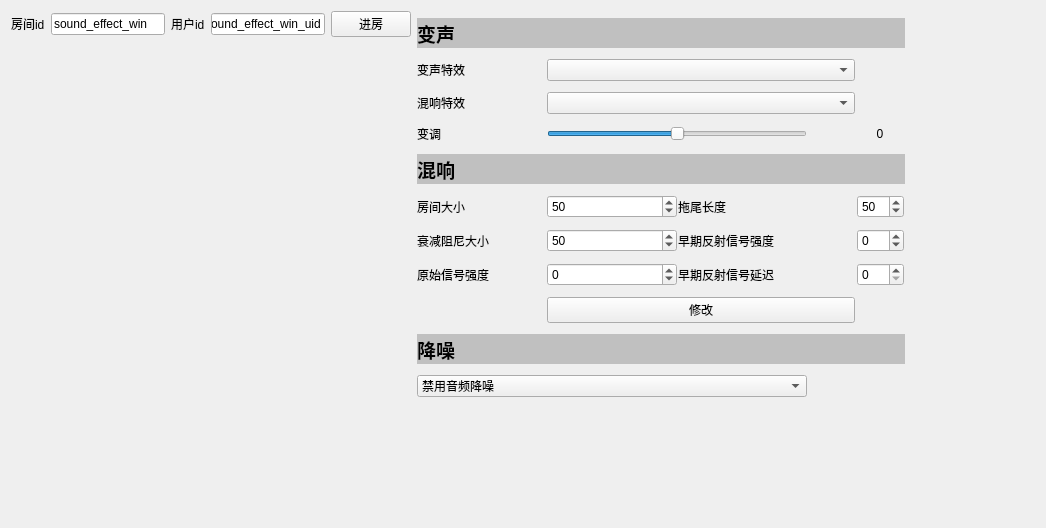
First picture: the form in Windows/src/Advanced/SoundEffects/SoundEffectsWidget.ui, repository volcengine/VolcEngineRTC, before the edit.
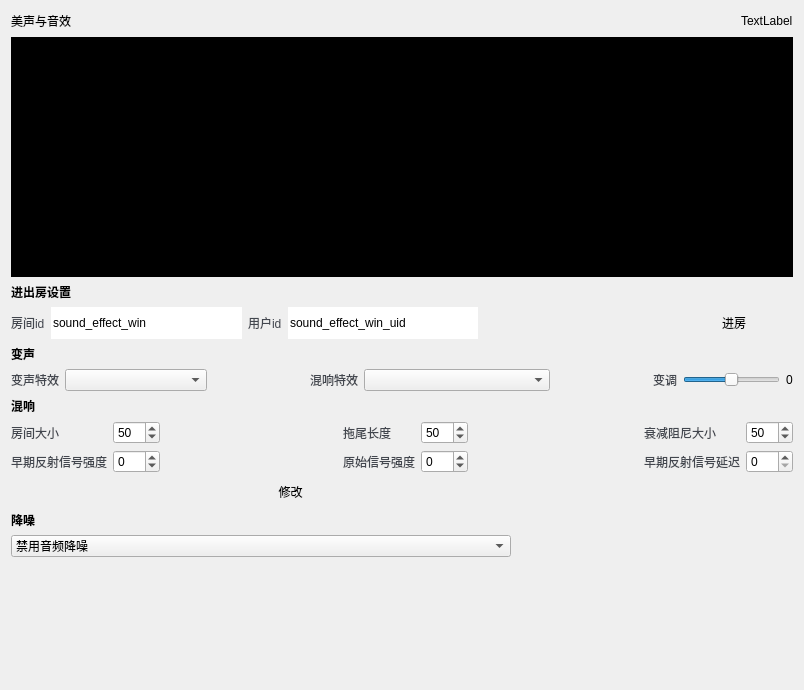
Second picture: the form after the edit. Icons and pictures are not drawn. Custom widgets are drawn as their Qt base class.

The edit to the form file:
```diff
--- a/Windows/src/Advanced/SoundEffects/SoundEffectsWidget.ui
+++ b/Windows/src/Advanced/SoundEffects/SoundEffectsWidget.ui
@@ -6,25 +6,175 @@
    <rect>
     <x>0</x>
     <y>0</y>
-    <width>1046</width>
-    <height>518</height>
+    <width>804</width>
+    <height>690</height>
    </rect>
   </property>
   <property name="windowTitle">
    <string>Form</string>
   </property>
-  <layout class="QVBoxLayout" name="verticalLayout_3">
-   <item>
-    <layout class="QHBoxLayout" name="horizontalLayout_3">
-     <property name="rightMargin">
-      <number>5</number>
-     </property>
-     <item>
-      <layout class="QVBoxLayout" name="verticalLayout_2">
+  <layout class="QVBoxLayout" name="verticalLayout">
+   <property name="spacing">
+    <number>6</number>
+   </property>
        <item>
         <layout class="QHBoxLayout" name="horizontalLayout">
          <item>
+      <widget class="QLabel" name="label_title">
+       <property name="text">
+        <string>美声与音效</string>
+       </property>
+      </widget>
+     </item>
+     <item>
+      <spacer name="horizontalSpacer">
+       <property name="orientation">
+        <enum>Qt::Horizontal</enum>
+       </property>
+       <property name="sizeHint" stdset="0">
+        <size>
+         <width>40</width>
+         <height>20</height>
+        </size>
+       </property>
+      </spacer>
+     </item>
+     <item>
+      <widget class="QLabel" name="label_2">
+       <property name="minimumSize">
+        <size>
+         <width>18</width>
+         <height>18</height>
+        </size>
+       </property>
+       <property name="maximumSize">
+        <size>
+         <width>18</width>
+         <height>18</height>
+        </size>
+       </property>
+       <property name="text">
+        <string/>
+       </property>
+       <property name="pixmap">
+        <pixmap resource="../../../resources.qrc">:/img/Resources/ui/document.png</pixmap>
+       </property>
+       <property name="scaledContents">
+        <bool>true</bool>
+       </property>
+      </widget>
+     </item>
+     <item>
+      <widget class="QLabel" name="label_3">
+       <property name="text">
+        <string>TextLabel</string>
+       </property>
+      </widget>
+     </item>
+    </layout>
+   </item>
+   <item>
+    <widget class="QWidget" name="widget_2" native="true">
+     <property name="minimumSize">
+      <size>
+       <width>0</width>
+       <height>240</height>
+      </size>
+     </property>
+     <property name="maximumSize">
+      <size>
+       <width>16777215</width>
+       <height>240</height>
+      </size>
+     </property>
+     <property name="styleSheet">
+      <string notr="true">background-color: rgb(0, 0, 0);</string>
+     </property>
+     <layout class="QHBoxLayout" name="horizontalLayout_6">
+      <property name="spacing">
+       <number>0</number>
+      </property>
+      <property name="leftMargin">
+       <number>12</number>
+      </property>
+      <property name="topMargin">
+       <number>0</number>
+      </property>
+      <property name="rightMargin">
+       <number>12</number>
+      </property>
+      <property name="bottomMargin">
+       <number>0</number>
+      </property>
+      <item>
+       <layout class="QHBoxLayout" name="horizontalLayout_3">
+        <item>
+         <spacer name="horizontalSpacer_3">
+          <property name="orientation">
+           <enum>Qt::Horizontal</enum>
+          </property>
+          <property name="sizeHint" stdset="0">
+           <size>
+            <width>40</width>
+            <height>20</height>
+           </size>
+          </property>
+         </spacer>
+        </item>
+        <item>
+         <widget class="UserWidget" name="widget_user" native="true">
+          <property name="minimumSize">
+           <size>
+            <width>320</width>
+            <height>240</height>
+           </size>
+          </property>
+          <property name="maximumSize">
+           <size>
+            <width>320</width>
+            <height>240</height>
+           </size>
+          </property>
+         </widget>
+        </item>
+        <item>
+         <spacer name="horizontalSpacer_4">
+          <property name="orientation">
+           <enum>Qt::Horizontal</enum>
+          </property>
+          <property name="sizeHint" stdset="0">
+           <size>
+            <width>40</width>
+            <height>20</height>
+           </size>
+          </property>
+         </spacer>
+        </item>
+       </layout>
+      </item>
+     </layout>
+    </widget>
+   </item>
+   <item>
+    <widget class="QLabel" name="label_t1">
+     <property name="font">
+      <font>
+       <pointsize>9</pointsize>
+       <bold>true</bold>
+      </font>
+     </property>
+     <property name="text">
+      <string>进出房设置</string>
+     </property>
+    </widget>
+   </item>
+   <item>
+    <layout class="QHBoxLayout" name="horizontalLayout_2">
+     <item>
           <widget class="QLabel" name="label_17">
+       <property name="styleSheet">
+        <string notr="true">QLabel{color:#42464E; background-color:transparent;}</string>
+       </property>
            <property name="text">
             <string>房间id</string>
            </property>
@@ -32,13 +182,31 @@
          </item>
          <item>
           <widget class="QLineEdit" name="lineEdit_room">
+       <property name="minimumSize">
+        <size>
+         <width>0</width>
+         <height>32</height>
+        </size>
+       </property>
+       <property name="maximumSize">
+        <size>
+         <width>16777215</width>
+         <height>32</height>
+        </size>
+       </property>
            <property name="text">
             <string>sound_effect_win</string>
            </property>
+       <property name="frame">
+        <bool>false</bool>
+       </property>
           </widget>
          </item>
          <item>
           <widget class="QLabel" name="label_18">
+       <property name="styleSheet">
+        <string notr="true">QLabel{color:#42464E; background-color:transparent;}</string>
+       </property>
            <property name="text">
             <string>用户id</string>
            </property>
@@ -46,127 +214,65 @@
          </item>
          <item>
           <widget class="QLineEdit" name="lineEdit_uid">
+       <property name="minimumSize">
+        <size>
+         <width>142</width>
+         <height>32</height>
+        </size>
+       </property>
+       <property name="maximumSize">
+        <size>
+         <width>16777215</width>
+         <height>32</height>
+        </size>
+       </property>
            <property name="text">
             <string>sound_effect_win_uid</string>
            </property>
-          </widget>
-         </item>
+       <property name="frame">
+        <bool>false</bool>
+       </property>
+      </widget>
+     </item>
+     <item>
+      <spacer name="horizontalSpacer_2">
+       <property name="orientation">
+        <enum>Qt::Horizontal</enum>
+       </property>
+       <property name="sizeHint" stdset="0">
+        <size>
+         <width>40</width>
+         <height>20</height>
+        </size>
+       </property>
+      </spacer>
+     </item>
          <item>
           <widget class="QPushButton" name="btn_joinroom">
+       <property name="minimumSize">
+        <size>
+         <width>118</width>
+         <height>32</height>
+        </size>
+       </property>
+       <property name="maximumSize">
+        <size>
+         <width>118</width>
+         <height>32</height>
+        </size>
+       </property>
            <property name="text">
             <string>进房</string>
            </property>
-          </widget>
-         </item>
-        </layout>
-       </item>
-       <item>
-        <layout class="QHBoxLayout" name="horizontalLayout_2">
-         <item>
-          <spacer name="horizontalSpacer">
-           <property name="orientation">
-            <enum>Qt::Horizontal</enum>
-           </property>
-           <property name="sizeHint" stdset="0">
-            <size>
-             <width>40</width>
-             <height>20</height>
-            </size>
-           </property>
-          </spacer>
-         </item>
-         <item>
-          <layout class="QVBoxLayout" name="verticalLayout">
-           <item>
-            <spacer name="verticalSpacer">
-             <property name="orientation">
-              <enum>Qt::Vertical</enum>
-             </property>
-             <property name="sizeHint" stdset="0">
-              <size>
-               <width>20</width>
-               <height>40</height>
-              </size>
-             </property>
-            </spacer>
-           </item>
-           <item>
-            <widget class="UserWidget" name="widget" native="true">
-             <property name="minimumSize">
-              <size>
-               <width>320</width>
-               <height>240</height>
-              </size>
-             </property>
-             <property name="maximumSize">
-              <size>
-               <width>640</width>
-               <height>480</height>
-              </size>
-             </property>
-            </widget>
-           </item>
-           <item>
-            <spacer name="verticalSpacer_2">
-             <property name="orientation">
-              <enum>Qt::Vertical</enum>
-             </property>
-             <property name="sizeHint" stdset="0">
-              <size>
-               <width>20</width>
-               <height>40</height>
-              </size>
-             </property>
-            </spacer>
-           </item>
+       <property name="flat">
+        <bool>true</bool>
+       </property>
+      </widget>
+     </item>
           </layout>
          </item>
          <item>
-          <spacer name="horizontalSpacer_3">
-           <property name="orientation">
-            <enum>Qt::Horizontal</enum>
-           </property>
-           <property name="sizeHint" stdset="0">
-            <size>
-             <width>40</width>
-             <height>20</height>
-            </size>
-           </property>
-          </spacer>
-         </item>
-        </layout>
-       </item>
-      </layout>
-     </item>
-     <item>
-      <widget class="QWidget" name="widget2" native="true">
-       <property name="minimumSize">
-        <size>
-         <width>330</width>
-         <height>400</height>
-        </size>
-       </property>
-       <layout class="QGridLayout" name="gridLayout_2">
-        <property name="leftMargin">
-         <number>0</number>
-        </property>
-        <property name="topMargin">
-         <number>0</number>
-        </property>
-        <property name="rightMargin">
-         <number>0</number>
-        </property>
-        <property name="bottomMargin">
-         <number>0</number>
-        </property>
-        <property name="horizontalSpacing">
-         <number>1</number>
-        </property>
-        <property name="verticalSpacing">
-         <number>4</number>
-        </property>
-        <item row="0" column="0" colspan="7">
-         <widget class="QLabel" name="label_13">
+    <widget class="QLabel" name="label_t2">
           <property name="sizePolicy">
            <sizepolicy hsizetype="Preferred" vsizetype="Preferred">
             <horstretch>0</horstretch>
@@ -179,46 +285,9 @@
             <height>30</height>
            </size>
           </property>
-          <property name="palette">
-           <palette>
-            <active>
-             <colorrole role="Window">
-              <brush brushstyle="SolidPattern">
-               <color alpha="255">
-                <red>192</red>
-                <green>192</green>
-                <blue>192</blue>
-               </color>
-              </brush>
-             </colorrole>
-            </active>
-            <inactive>
-             <colorrole role="Window">
-              <brush brushstyle="SolidPattern">
-               <color alpha="255">
-                <red>192</red>
-                <green>192</green>
-                <blue>192</blue>
-               </color>
-              </brush>
-             </colorrole>
-            </inactive>
-            <disabled>
-             <colorrole role="Window">
-              <brush brushstyle="SolidPattern">
-               <color alpha="255">
-                <red>192</red>
-                <green>192</green>
-                <blue>192</blue>
-               </color>
-              </brush>
-             </colorrole>
-            </disabled>
-           </palette>
-          </property>
           <property name="font">
            <font>
-            <pointsize>14</pointsize>
+       <pointsize>9</pointsize>
             <bold>true</bold>
            </font>
           </property>
@@ -230,32 +299,117 @@
           </property>
          </widget>
         </item>
-        <item row="7" column="2" colspan="2">
-         <widget class="QLabel" name="label_7">
+   <item>
+    <layout class="QHBoxLayout" name="horizontalLayout_4">
+     <item>
+      <widget class="QLabel" name="label_5">
+       <property name="styleSheet">
+        <string notr="true">QLabel{color:#42464E; background-color:transparent;}</string>
+       </property>
           <property name="text">
-           <string>拖尾长度</string>
+        <string>变声特效</string>
           </property>
          </widget>
         </item>
-        <item row="8" column="1">
-         <widget class="QSpinBox" name="spinBox_zuni">
-          <property name="maximum">
-           <number>100</number>
-          </property>
-          <property name="value">
-           <number>50</number>
-          </property>
-         </widget>
-        </item>
-        <item row="2" column="0">
-         <widget class="QLabel" name="label_2">
+     <item>
+      <widget class="QComboBox" name="comboBox_biansheng">
+       <property name="minimumSize">
+        <size>
+         <width>142</width>
+         <height>0</height>
+        </size>
+       </property>
+      </widget>
+     </item>
+     <item>
+      <spacer name="horizontalSpacer_5">
+       <property name="orientation">
+        <enum>Qt::Horizontal</enum>
+       </property>
+       <property name="sizeHint" stdset="0">
+        <size>
+         <width>40</width>
+         <height>20</height>
+        </size>
+       </property>
+      </spacer>
+     </item>
+     <item>
+      <widget class="QLabel" name="label_4">
+       <property name="styleSheet">
+        <string notr="true">QLabel{color:#42464E; background-color:transparent;}</string>
+       </property>
           <property name="text">
            <string>混响特效</string>
           </property>
          </widget>
         </item>
-        <item row="13" column="0" colspan="7">
-         <widget class="QLabel" name="label_16">
+     <item>
+      <widget class="QComboBox" name="comboBox_hunxiang">
+       <property name="minimumSize">
+        <size>
+         <width>186</width>
+         <height>0</height>
+        </size>
+       </property>
+      </widget>
+     </item>
+     <item>
+      <spacer name="horizontalSpacer_6">
+       <property name="orientation">
+        <enum>Qt::Horizontal</enum>
+       </property>
+       <property name="sizeHint" stdset="0">
+        <size>
+         <width>40</width>
+         <height>20</height>
+        </size>
+       </property>
+      </spacer>
+     </item>
+     <item>
+      <widget class="QLabel" name="label_26">
+       <property name="styleSheet">
+        <string notr="true">QLabel{color:#42464E; background-color:transparent;}</string>
+       </property>
+       <property name="text">
+        <string>变调</string>
+       </property>
+      </widget>
+     </item>
+     <item>
+      <widget class="QSlider" name="horizontalSlider_biandiao">
+       <property name="minimumSize">
+        <size>
+         <width>80</width>
+         <height>0</height>
+        </size>
+       </property>
+       <property name="minimum">
+        <number>-12</number>
+       </property>
+       <property name="maximum">
+        <number>12</number>
+       </property>
+       <property name="pageStep">
+        <number>2</number>
+       </property>
+       <property name="orientation">
+        <enum>Qt::Horizontal</enum>
+       </property>
+      </widget>
+     </item>
+     <item>
+      <widget class="QLabel" name="label_pitch">
+       <property name="text">
+        <string>0</string>
+       </property>
+      </widget>
+     </item>
+    </layout>
+   </item>
+   <item>
+    <widget class="QLabel" name="label_t3">
           <property name="sizePolicy">
            <sizepolicy hsizetype="Preferred" vsizetype="Preferred">
             <horstretch>0</horstretch>
@@ -268,46 +422,9 @@
             <height>30</height>
            </size>
           </property>
-          <property name="palette">
-           <palette>
-            <active>
-             <colorrole role="Window">
-              <brush brushstyle="SolidPattern">
-               <color alpha="255">
-                <red>192</red>
-                <green>192</green>
-                <blue>192</blue>
-               </color>
-              </brush>
-             </colorrole>
-            </active>
-            <inactive>
-             <colorrole role="Window">
-              <brush brushstyle="SolidPattern">
-               <color alpha="255">
-                <red>192</red>
-                <green>192</green>
-                <blue>192</blue>
-               </color>
-              </brush>
-             </colorrole>
-            </inactive>
-            <disabled>
-             <colorrole role="Window">
-              <brush brushstyle="SolidPattern">
-               <color alpha="255">
-                <red>192</red>
-                <green>192</green>
-                <blue>192</blue>
-               </color>
-              </brush>
-             </colorrole>
-            </disabled>
-           </palette>
-          </property>
           <property name="font">
            <font>
-            <pointsize>14</pointsize>
+       <pointsize>9</pointsize>
             <bold>true</bold>
            </font>
           </property>
@@ -315,35 +432,49 @@
            <bool>true</bool>
           </property>
           <property name="text">
-           <string>降噪</string>
+      <string>混响</string>
           </property>
          </widget>
         </item>
+   <item>
+    <layout class="QGridLayout" name="gridLayout">
         <item row="1" column="0">
-         <widget class="QLabel" name="label">
-          <property name="text">
-           <string>变声特效</string>
-          </property>
-         </widget>
-        </item>
-        <item row="8" column="5">
-         <widget class="QSpinBox" name="spinBox_qiangdu">
-          <property name="minimum">
-           <number>-20</number>
-          </property>
-          <property name="maximum">
-           <number>10</number>
-          </property>
-         </widget>
-        </item>
-        <item row="8" column="2" colspan="2">
-         <widget class="QLabel" name="label_9">
+      <widget class="QLabel" name="label_22">
+       <property name="styleSheet">
+        <string notr="true">QLabel{color:#42464E; background-color:transparent;}</string>
+       </property>
           <property name="text">
            <string>早期反射信号强度</string>
           </property>
          </widget>
         </item>
-        <item row="9" column="1">
+     <item row="0" column="6">
+      <widget class="QLabel" name="label_25">
+       <property name="minimumSize">
+        <size>
+         <width>70</width>
+         <height>0</height>
+        </size>
+       </property>
+       <property name="styleSheet">
+        <string notr="true">QLabel{color:#42464E; background-color:transparent;}</string>
+       </property>
+       <property name="text">
+        <string>衰减阻尼大小</string>
+       </property>
+      </widget>
+     </item>
+     <item row="1" column="1">
+      <widget class="QSpinBox" name="spinBox_qiangdu">
+       <property name="minimum">
+        <number>-20</number>
+       </property>
+       <property name="maximum">
+        <number>10</number>
+       </property>
+      </widget>
+     </item>
+     <item row="1" column="4">
          <widget class="QSpinBox" name="spinBox_o_qiangdu">
           <property name="minimum">
            <number>-20</number>
@@ -353,35 +484,171 @@
           </property>
          </widget>
         </item>
-        <item row="7" column="0">
-         <widget class="QLabel" name="label_6">
+     <item row="1" column="6">
+      <widget class="QLabel" name="label_24">
+       <property name="styleSheet">
+        <string notr="true">QLabel{color:#42464E; background-color:transparent;}</string>
+       </property>
+       <property name="text">
+        <string>早期反射信号延迟</string>
+       </property>
+      </widget>
+     </item>
+     <item row="0" column="2">
+      <spacer name="horizontalSpacer_7">
+       <property name="orientation">
+        <enum>Qt::Horizontal</enum>
+       </property>
+       <property name="sizeHint" stdset="0">
+        <size>
+         <width>40</width>
+         <height>20</height>
+        </size>
+       </property>
+      </spacer>
+     </item>
+     <item row="0" column="0">
+      <widget class="QLabel" name="label_23">
           <property name="minimumSize">
            <size>
             <width>60</width>
             <height>0</height>
            </size>
           </property>
+       <property name="styleSheet">
+        <string notr="true">QLabel{color:#42464E; background-color:transparent;}</string>
+       </property>
           <property name="text">
            <string>房间大小</string>
           </property>
          </widget>
         </item>
-        <item row="10" column="1" colspan="3">
+     <item row="3" column="1" colspan="4">
          <widget class="QPushButton" name="btn_changeVoiceReverbPara">
           <property name="text">
            <string>修改</string>
           </property>
-         </widget>
-        </item>
-        <item row="9" column="2" colspan="2">
-         <widget class="QLabel" name="label_11">
+       <property name="flat">
+        <bool>true</bool>
+       </property>
+      </widget>
+     </item>
+     <item row="1" column="7">
+      <widget class="QSpinBox" name="spinBox_delay">
+       <property name="maximum">
+        <number>200</number>
+       </property>
+      </widget>
+     </item>
+     <item row="0" column="4">
+      <widget class="QSpinBox" name="spinBox_tuowei">
+       <property name="maximum">
+        <number>100</number>
+       </property>
+       <property name="value">
+        <number>50</number>
+       </property>
+      </widget>
+     </item>
+     <item row="1" column="3">
+      <widget class="QLabel" name="label_27">
+       <property name="minimumSize">
+        <size>
+         <width>60</width>
+         <height>0</height>
+        </size>
+       </property>
+       <property name="styleSheet">
+        <string notr="true">QLabel{color:#42464E; background-color:transparent;}</string>
+       </property>
           <property name="text">
-           <string>早期反射信号延迟</string>
+        <string>原始信号强度</string>
           </property>
          </widget>
         </item>
-        <item row="14" column="0" colspan="3">
+     <item row="0" column="7">
+      <widget class="QSpinBox" name="spinBox_zuni">
+       <property name="maximum">
+        <number>100</number>
+       </property>
+       <property name="value">
+        <number>50</number>
+       </property>
+      </widget>
+     </item>
+     <item row="0" column="1">
+      <widget class="QSpinBox" name="spinBox_room">
+       <property name="maximum">
+        <number>100</number>
+       </property>
+       <property name="value">
+        <number>50</number>
+       </property>
+      </widget>
+     </item>
+     <item row="0" column="3">
+      <widget class="QLabel" name="label_12">
+       <property name="styleSheet">
+        <string notr="true">QLabel{color:#42464E; background-color:transparent;}</string>
+       </property>
+       <property name="text">
+        <string>拖尾长度</string>
+       </property>
+      </widget>
+     </item>
+     <item row="0" column="5">
+      <spacer name="horizontalSpacer_8">
+       <property name="orientation">
+        <enum>Qt::Horizontal</enum>
+       </property>
+       <property name="sizeHint" stdset="0">
+        <size>
+         <width>40</width>
+         <height>20</height>
+        </size>
+       </property>
+      </spacer>
+     </item>
+    </layout>
+   </item>
+   <item>
+    <widget class="QLabel" name="label_t4">
+     <property name="sizePolicy">
+      <sizepolicy hsizetype="Preferred" vsizetype="Preferred">
+       <horstretch>0</horstretch>
+       <verstretch>0</verstretch>
+      </sizepolicy>
+     </property>
+     <property name="maximumSize">
+      <size>
+       <width>16777215</width>
+       <height>30</height>
+      </size>
+     </property>
+     <property name="font">
+      <font>
+       <pointsize>9</pointsize>
+       <bold>true</bold>
+      </font>
+     </property>
+     <property name="autoFillBackground">
+      <bool>true</bool>
+     </property>
+     <property name="text">
+      <string>降噪</string>
+     </property>
+    </widget>
+   </item>
+   <item>
+    <layout class="QHBoxLayout" name="horizontalLayout_5">
+     <item>
          <widget class="QComboBox" name="comboBox_ans">
+       <property name="minimumSize">
+        <size>
+         <width>500</width>
+         <height>0</height>
+        </size>
+       </property>
           <item>
            <property name="text">
             <string>禁用音频降噪</string>
@@ -409,168 +676,8 @@
           </item>
          </widget>
         </item>
-        <item row="8" column="0">
-         <widget class="QLabel" name="label_8">
-          <property name="minimumSize">
-           <size>
-            <width>70</width>
-            <height>0</height>
-           </size>
-          </property>
-          <property name="text">
-           <string>衰减阻尼大小</string>
-          </property>
-         </widget>
-        </item>
-        <item row="7" column="1">
-         <widget class="QSpinBox" name="spinBox_room">
-          <property name="maximum">
-           <number>100</number>
-          </property>
-          <property name="value">
-           <number>50</number>
-          </property>
-         </widget>
-        </item>
-        <item row="1" column="1" colspan="3">
-         <widget class="QComboBox" name="comboBox_biansheng"/>
-        </item>
-        <item row="3" column="0">
-         <widget class="QLabel" name="label_3">
-          <property name="text">
-           <string>变调</string>
-          </property>
-         </widget>
-        </item>
-        <item row="9" column="5">
-         <widget class="QSpinBox" name="spinBox_delay">
-          <property name="maximum">
-           <number>200</number>
-          </property>
-         </widget>
-        </item>
-        <item row="9" column="0">
-         <widget class="QLabel" name="label_10">
-          <property name="minimumSize">
-           <size>
-            <width>60</width>
-            <height>0</height>
-           </size>
-          </property>
-          <property name="text">
-           <string>原始信号强度</string>
-          </property>
-         </widget>
-        </item>
-        <item row="4" column="0" colspan="7">
-         <widget class="QLabel" name="label_15">
-          <property name="sizePolicy">
-           <sizepolicy hsizetype="Preferred" vsizetype="Preferred">
-            <horstretch>0</horstretch>
-            <verstretch>0</verstretch>
-           </sizepolicy>
-          </property>
-          <property name="maximumSize">
-           <size>
-            <width>16777215</width>
-            <height>30</height>
-           </size>
-          </property>
-          <property name="palette">
-           <palette>
-            <active>
-             <colorrole role="Window">
-              <brush brushstyle="SolidPattern">
-               <color alpha="255">
-                <red>192</red>
-                <green>192</green>
-                <blue>192</blue>
-               </color>
-              </brush>
-             </colorrole>
-            </active>
-            <inactive>
-             <colorrole role="Window">
-              <brush brushstyle="SolidPattern">
-               <color alpha="255">
-                <red>192</red>
-                <green>192</green>
-                <blue>192</blue>
-               </color>
-              </brush>
-             </colorrole>
-            </inactive>
-            <disabled>
-             <colorrole role="Window">
-              <brush brushstyle="SolidPattern">
-               <color alpha="255">
-                <red>192</red>
-                <green>192</green>
-                <blue>192</blue>
-               </color>
-              </brush>
-             </colorrole>
-            </disabled>
-           </palette>
-          </property>
-          <property name="font">
-           <font>
-            <pointsize>14</pointsize>
-            <bold>true</bold>
-           </font>
-          </property>
-          <property name="autoFillBackground">
-           <bool>true</bool>
-          </property>
-          <property name="text">
-           <string>混响</string>
-          </property>
-         </widget>
-        </item>
-        <item row="2" column="1" colspan="3">
-         <widget class="QComboBox" name="comboBox_hunxiang"/>
-        </item>
-        <item row="7" column="5">
-         <widget class="QSpinBox" name="spinBox_tuowei">
-          <property name="maximum">
-           <number>100</number>
-          </property>
-          <property name="value">
-           <number>50</number>
-          </property>
-         </widget>
-        </item>
-        <item row="3" column="1" colspan="2">
-         <widget class="QSlider" name="horizontalSlider_biandiao">
-          <property name="minimum">
-           <number>-12</number>
-          </property>
-          <property name="maximum">
-           <number>12</number>
-          </property>
-          <property name="pageStep">
-           <number>2</number>
-          </property>
-          <property name="orientation">
-           <enum>Qt::Horizontal</enum>
-          </property>
-         </widget>
-        </item>
-        <item row="3" column="4" colspan="2">
-         <widget class="QLabel" name="label_pitch">
-          <property name="text">
-           <string>0</string>
-          </property>
-          <property name="alignment">
-           <set>Qt::AlignCenter</set>
-          </property>
-         </widget>
-        </item>
-       </layout>
-      </widget>
-     </item>
      <item>
-      <spacer name="horizontalSpacer_4">
+      <spacer name="horizontalSpacer_9">
        <property name="orientation">
         <enum>Qt::Horizontal</enum>
        </property>
@@ -585,24 +692,60 @@
     </layout>
    </item>
    <item>
-    <widget class="LogWidget" name="widget_log" native="true">
-     <property name="minimumSize">
+    <spacer name="verticalSpacer_3">
+     <property name="orientation">
+      <enum>Qt::Vertical</enum>
+     </property>
+     <property name="sizeHint" stdset="0">
       <size>
-       <width>0</width>
-       <height>100</height>
+       <width>20</width>
+       <height>40</height>
       </size>
      </property>
-    </widget>
+    </spacer>
+   </item>
+   <item>
+    <spacer name="verticalSpacer_2">
+     <property name="orientation">
+      <enum>Qt::Vertical</enum>
+     </property>
+     <property name="sizeHint" stdset="0">
+      <size>
+       <width>20</width>
+       <height>40</height>
+      </size>
+     </property>
+    </spacer>
+   </item>
+   <item>
+    <spacer name="verticalSpacer_4">
+     <property name="orientation">
+      <enum>Qt::Vertical</enum>
+     </property>
+     <property name="sizeHint" stdset="0">
+      <size>
+       <width>20</width>
+       <height>40</height>
+      </size>
+     </property>
+    </spacer>
+   </item>
+   <item>
+    <spacer name="verticalSpacer">
+     <property name="orientation">
+      <enum>Qt::Vertical</enum>
+     </property>
+     <property name="sizeHint" stdset="0">
+      <size>
+       <width>20</width>
+       <height>40</height>
+      </size>
+     </property>
+    </spacer>
    </item>
   </layout>
  </widget>
  <customwidgets>
-  <customwidget>
-   <class>LogWidget</class>
-   <extends>QWidget</extends>
-   <header location="global">LogWidget.h</header>
-   <container>1</container>
-  </customwidget>
   <customwidget>
    <class>UserWidget</class>
    <extends>QWidget</extends>
```
Left out of the diff: 4 changed lines with no effect on the pictures. Lines whose indentation alone changed are shown as unchanged.
